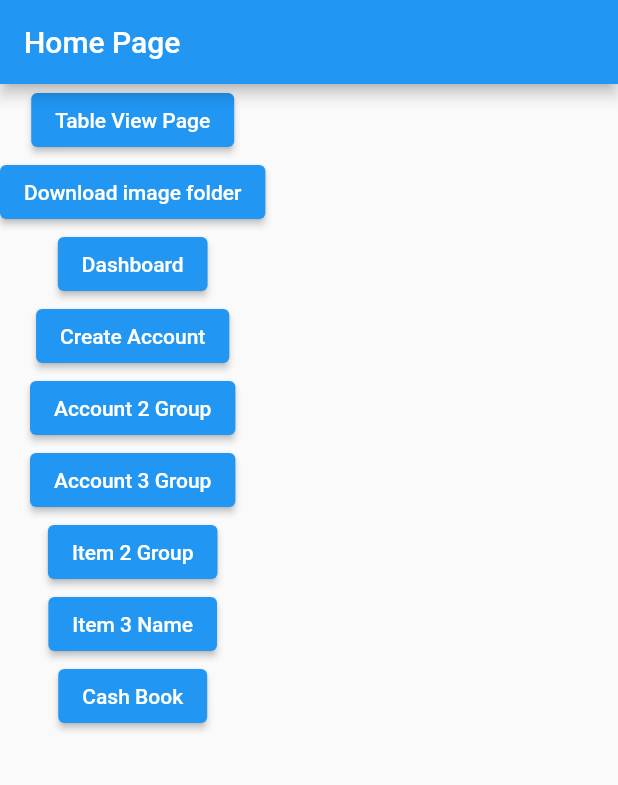
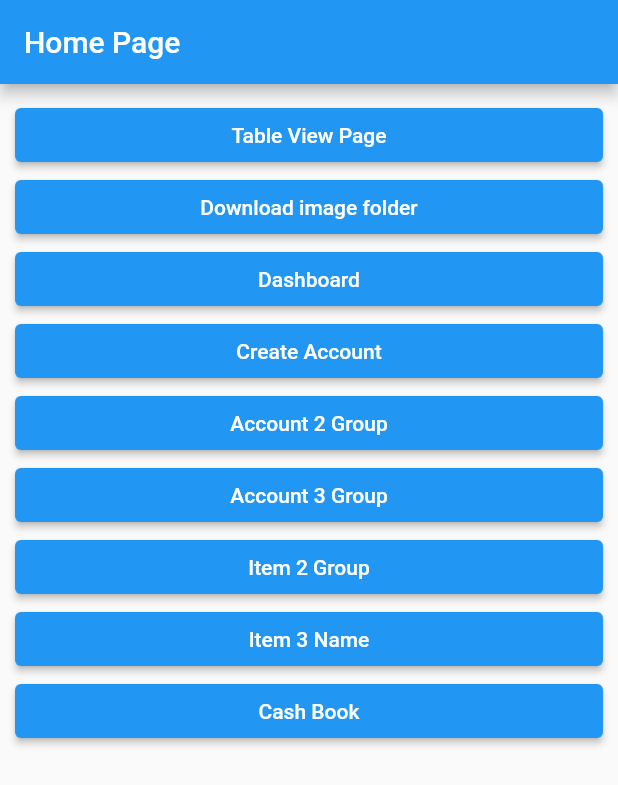
Before and after one commit to HassanButt2019/sql_table, a Flutter app: the screen it shows after launch, on a phone screen of 412 x 824 dp. Shown: the top 785 px of the screen. Run offline on Flutter 3.47's test engine with Material 2 defaults, Android fonts, the phone set to English and light mode, and no system bars; our stand-ins replace country_code_picker, flutter_signin_button, image_picker, pdf, printing, sqflite; missing offline and left inert: connectivity_wall, flex_color_picker; accounts and stored records are empty; network calls fail.

Commit message:
removed overflow

```diff
--- a/lib/pages/home_page.dart
+++ b/lib/pages/home_page.dart
@@ -19,7 +19,9 @@ class _HomePageState extends State<HomePage> {
       appBar: AppBar(
         title: Text("Home Page"),
       ),
-      body: Column(
+      body: Padding(
+        padding: const EdgeInsets.all(10.0),
+        child: ListView(
           children: [
             ElevatedButton(onPressed: (){
               Navigator.pushNamed(context, '/table_view_page');
@@ -53,6 +55,7 @@ class _HomePageState extends State<HomePage> {
 
           ],
         ),
+      ),
     );
   }
 }
```
Also changed, not shown: 5 other files. Lines whose indentation alone changed are shown as unchanged.
